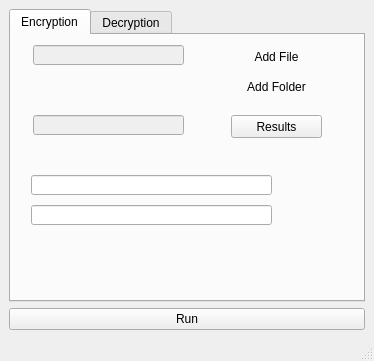
Qt form MainWindow.ui (AHazimy/Enc._Dec-AES) before a commit.
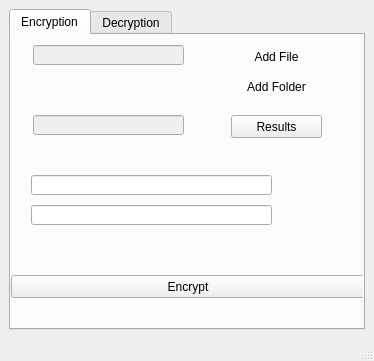
The same form after that commit. The open tabs and pages were chosen to show the change. Icons and pictures are not drawn.

Patch:
```diff
--- a/MainWindow.ui
+++ b/MainWindow.ui
@@ -32,7 +32,7 @@
          <enum>QTabWidget::Rounded</enum>
         </property>
         <property name="currentIndex">
-         <number>0</number>
+         <number>1</number>
         </property>
         <property name="iconSize">
          <size>
@@ -186,6 +186,22 @@
            <bool>true</bool>
           </property>
          </widget>
+         <widget class="QPushButton" name="btn_run_enc">
+          <property name="geometry">
+           <rect>
+            <x>0</x>
+            <y>240</y>
+            <width>354</width>
+            <height>23</height>
+           </rect>
+          </property>
+          <property name="cursor">
+           <cursorShape>PointingHandCursor</cursorShape>
+          </property>
+          <property name="text">
+           <string>Encrypt</string>
+          </property>
+         </widget>
         </widget>
         <widget class="QWidget" name="tab_2">
          <attribute name="icon">
@@ -198,6 +214,8 @@
          </attribute>
          <layout class="QGridLayout" name="gridLayout_2">
           <item row="0" column="0">
+           <layout class="QVBoxLayout" name="verticalLayout_3">
+            <item>
            <layout class="QVBoxLayout" name="verticalLayout_2">
             <item>
              <layout class="QHBoxLayout" name="horizontalLayout">
@@ -261,18 +279,20 @@
             </item>
            </layout>
           </item>
-         </layout>
-        </widget>
-       </widget>
-      </item>
       <item>
-       <widget class="QPushButton" name="btn_run">
+             <widget class="QPushButton" name="btn_run_dec">
         <property name="cursor">
          <cursorShape>PointingHandCursor</cursorShape>
         </property>
         <property name="text">
-         <string>Run</string>
-        </property>
+               <string>Decrypt</string>
+              </property>
+             </widget>
+            </item>
+           </layout>
+          </item>
+         </layout>
+        </widget>
        </widget>
       </item>
      </layout>
```
Left out of the diff: 4 changed lines with no effect on the pictures. Lines whose indentation alone changed are shown as unchanged.
